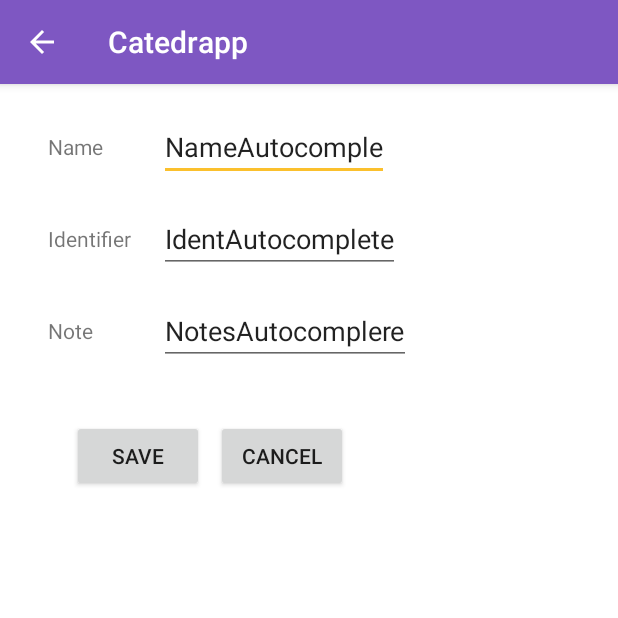
After one commit to Marvalero/catedrak, an Android app: the ItemActivity screen opened directly, with no data from a screen before it, on a phone screen of 412 x 824 dp, the top half of it. The commit adds this screen. Run offline under Robolectric (Android 15) with nearby library versions, the phone set to English and light mode, and no system bars.

Commit message:
Finish functionality

```diff
--- a/Catedrapp/app/build.gradle
+++ b/Catedrapp/app/build.gradle
@@ -31,4 +31,5 @@ dependencies {
     compile 'com.facebook.stetho:stetho:1.5.0'
     //If you want to add a network helper
     compile 'com.facebook.stetho:stetho-okhttp:1.5.0'
+    implementation 'com.android.support:design:26.1.0'
 }
--- a/Catedrapp/app/src/main/AndroidManifest.xml
+++ b/Catedrapp/app/src/main/AndroidManifest.xml
@@ -18,7 +18,8 @@
                 <category android:name="android.intent.category.LAUNCHER" />
             </intent-filter>
         </activity>
-        <activity android:name=".ListActivity"></activity>
+        <activity android:name=".ListActivity" />
+        <activity android:name=".ItemActivity"></activity>
     </application>
 
 </manifest>
--- /dev/null
+++ b/Catedrapp/app/src/main/java/com/valero/catedrak/catedrapp/ItemActivity.java
@@ -0,0 +1,74 @@
+package com.valero.catedrak.catedrapp;
+
+import android.app.Activity;
+import android.content.Context;
+import android.content.Intent;
+import android.database.Cursor;
+import android.database.sqlite.SQLiteDatabase;
+import android.support.v7.app.ActionBar;
+import android.support.v7.app.AppCompatActivity;
+import android.os.Bundle;
+import android.view.View;
+import android.widget.AutoCompleteTextView;
+import android.widget.Button;
+
+import com.valero.catedrak.catedrapp.data.CatedrappDbHelper;
+import com.valero.catedrak.catedrapp.helper.ListDatabase;
+
+public class ItemActivity extends AppCompatActivity {
+    public static final String ITEM_ID_KEY = "item_id_key";
+
+    @Override
+    protected void onCreate(Bundle savedInstanceState) {
+        super.onCreate(savedInstanceState);
+        setContentView(R.layout.activity_item);
+
+        ActionBar actionBar = this.getSupportActionBar();
+        if (actionBar != null) {
+            actionBar.setDisplayHomeAsUpEnabled(true);
+        }
+
+        final AutoCompleteTextView nameAutocomplete = (AutoCompleteTextView) findViewById(R.id.atc_name);
+        final AutoCompleteTextView identifierAutocomplete = (AutoCompleteTextView) findViewById(R.id.atc_identifier);
+        final AutoCompleteTextView noteAutocomplete = (AutoCompleteTextView) findViewById(R.id.atc_note);
+
+        Button saveButton = (Button) findViewById(R.id.bt_save);
+        Button cancelButton = (Button) findViewById(R.id.bt_cancel);
+
+        Intent intentThatStartedThisActivity = getIntent();
+
+        if (intentThatStartedThisActivity.hasExtra(ITEM_ID_KEY)) {
+            final long itemID = intentThatStartedThisActivity.getLongExtra(ITEM_ID_KEY, 0);
+            CatedrappDbHelper dbHelper = new CatedrappDbHelper(this);
+            final SQLiteDatabase itemsDb = dbHelper.getWritableDatabase();
+
+            String[] item = ListDatabase.findItemById(itemsDb, itemID);
+
+            nameAutocomplete.setText(item[0]);
+            identifierAutocomplete.setText(item[1]);
+            noteAutocomplete.setText(item[2]);
+
+            final Activity itemActivity = this;
+
+            saveButton.setOnClickListener(new View.OnClickListener() {
+                @Override
+                public void onClick(View view) {
+                    ListDatabase.updateItem(itemsDb,
+                            itemID,
+                            nameAutocomplete.getText().toString(),
+                            identifierAutocomplete.getText().toString(),
+                            noteAutocomplete.getText().toString());
+                    itemActivity.finish();
+                }
+            });
+            cancelButton.setOnClickListener(new View.OnClickListener() {
+                @Override
+                public void onClick(View view) {
+                    itemActivity.finish();
+                }
+            });
+        }
+
+
+    }
+}
--- a/Catedrapp/app/src/main/java/com/valero/catedrak/catedrapp/ListActivity.java
+++ b/Catedrapp/app/src/main/java/com/valero/catedrak/catedrapp/ListActivity.java
@@ -179,6 +179,12 @@ public class ListActivity extends AppCompatActivity implements ItemRecyclerAdapt
     }
 
     @Override
+    protected void onResume() {
+        mAdapter.swapCursor(ListDatabase.getAllItems(mDb, mListID));
+        super.onResume();
+    }
+
+    @Override
     public boolean onOptionsItemSelected(MenuItem item) {
         int id = item.getItemId();
         if (id == R.id.ac_add) {
--- a/Catedrapp/app/src/main/java/com/valero/catedrak/catedrapp/MainActivity.java
+++ b/Catedrapp/app/src/main/java/com/valero/catedrak/catedrapp/MainActivity.java
@@ -206,8 +206,7 @@ public class MainActivity extends AppCompatActivity {
                             String itName = itemJSON.getString("name");
                             String itIdentifier = itemJSON.getString("id");
                             String itLastName = itemJSON.getString("last_name");
-                            String itNotes = "Imported from Servedrak";
-                            ListDatabase.addItem(mDb, itName, itIdentifier, itLastName, itNotes, listId);
+                            ListDatabase.addItem(mDb, itName, itIdentifier, itLastName, "", listId);
                         }
                         showToastMessage("Imported: " + name);
                     }
--- /dev/null
+++ b/Catedrapp/app/src/main/res/layout/activity_item.xml
@@ -0,0 +1,89 @@
+<?xml version="1.0" encoding="utf-8"?>
+<android.support.constraint.ConstraintLayout xmlns:android="http://schemas.android.com/apk/res/android"
+    xmlns:app="http://schemas.android.com/apk/res-auto"
+    xmlns:tools="http://schemas.android.com/tools"
+    android:layout_width="match_parent"
+    android:layout_height="match_parent"
+    android:background="@color/itemView"
+    android:orientation="vertical"
+    android:padding="16dp"
+    tools:context="com.valero.catedrak.catedrapp.MainActivity">
+
+    <TextView
+        android:id="@+id/textView"
+        android:layout_width="wrap_content"
+        android:layout_height="wrap_content"
+        android:layout_marginStart="16dp"
+        android:layout_marginTop="16dp"
+        android:text="Name"
+        app:layout_constraintStart_toStartOf="parent"
+        app:layout_constraintTop_toTopOf="parent" />
+
+    <TextView
+        android:id="@+id/textView2"
+        android:layout_width="wrap_content"
+        android:layout_height="wrap_content"
+        android:layout_marginTop="42dp"
+        android:text="Identifier"
+        app:layout_constraintStart_toStartOf="@+id/textView"
+        app:layout_constraintTop_toBottomOf="@+id/textView" />
+
+    <TextView
+        android:id="@+id/textView3"
+        android:layout_width="wrap_content"
+        android:layout_height="wrap_content"
+        android:layout_marginTop="42dp"
+        android:text="Note"
+        app:layout_constraintStart_toStartOf="@+id/textView2"
+        app:layout_constraintTop_toBottomOf="@+id/textView2" />
+
+    <AutoCompleteTextView
+        android:id="@+id/atc_name"
+        android:layout_width="wrap_content"
+        android:layout_height="wrap_content"
+        android:layout_marginStart="90dp"
+        android:maxLines="1"
+        android:text="NameAutocomple"
+        app:layout_constraintBottom_toBottomOf="@+id/textView"
+        app:layout_constraintStart_toStartOf="parent"
+        app:layout_constraintTop_toTopOf="@+id/textView" />
+
+    <AutoCompleteTextView
+        android:id="@+id/atc_identifier"
+        android:layout_width="wrap_content"
+        android:layout_height="wrap_content"
+        android:maxLines="1"
+        android:text="IdentAutocomplete"
+        app:layout_constraintBottom_toBottomOf="@+id/textView2"
+        app:layout_constraintStart_toStartOf="@+id/atc_name"
+        app:layout_constraintTop_toTopOf="@+id/textView2" />
+
+    <AutoCompleteTextView
+        android:id="@+id/atc_note"
+        android:layout_width="wrap_content"
+        android:layout_height="wrap_content"
+        android:maxLines="3"
+        android:text="NotesAutocomplere"
+        app:layout_constraintBottom_toBottomOf="@+id/textView3"
+        app:layout_constraintStart_toStartOf="@+id/atc_identifier"
+        app:layout_constraintTop_toTopOf="@+id/textView3" />
+
+    <Button
+        android:id="@+id/bt_save"
+        android:layout_width="wrap_content"
+        android:layout_height="wrap_content"
+        android:layout_marginStart="32dp"
+        android:layout_marginTop="50dp"
+        android:text="@string/lit_save"
+        app:layout_constraintStart_toStartOf="parent"
+        app:layout_constraintTop_toBottomOf="@+id/textView3" />
+
+    <Button
+        android:id="@+id/bt_cancel"
+        android:layout_width="wrap_content"
+        android:layout_height="wrap_content"
+        android:layout_marginStart="8dp"
+        android:text="@string/lit_cancel"
+        app:layout_constraintStart_toEndOf="@+id/bt_save"
+        app:layout_constraintTop_toTopOf="@+id/bt_save" />
+</android.support.constraint.ConstraintLayout>
```
Also changed, not shown: Catedrapp/app/src/main/java/com/valero/catedrak/catedrapp/ItemRecyclerAdapter.java (+10 -0 lines), Catedrapp/app/src/main/java/com/valero/catedrak/catedrapp/helper/ListDatabase.java (+31 -1 lines).
